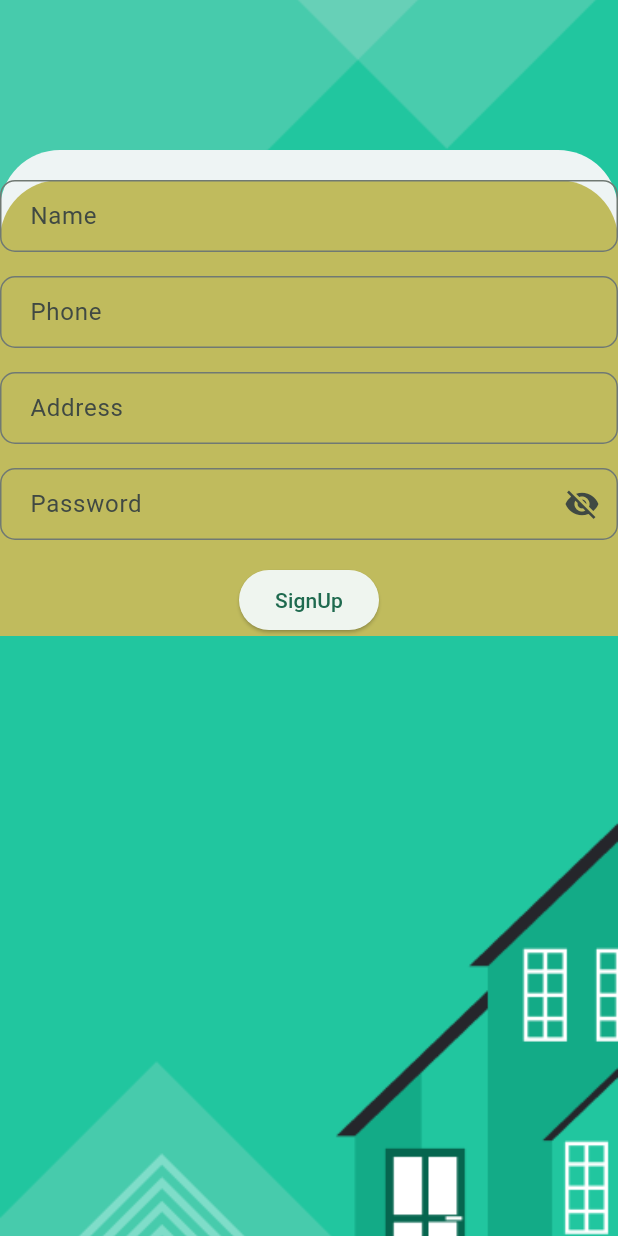
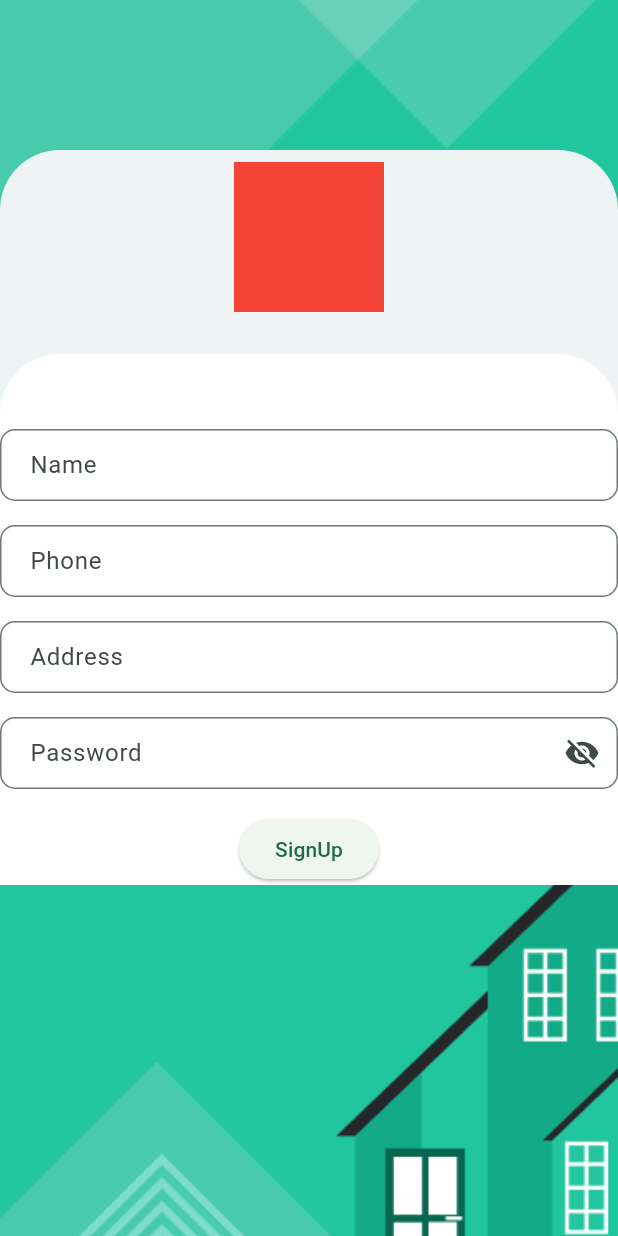
Before and after one commit to deepak-02/login, a Flutter app: the screen it shows after launch, on a phone screen of 412 x 824 dp. Run offline on Flutter 3.47's test engine with Material 2 defaults, Android fonts, the phone set to English and light mode, and no system bars.

Commit message:
signup 1

```diff
--- a/lib/authentication/signupPage.dart
+++ b/lib/authentication/signupPage.dart
@@ -42,11 +42,24 @@ class _SignUpPageState extends State<SignUpPage> {
                   ),
                 ),
 
-                child: Padding(
+                child: Column(
+                  children: [
+
+                    Padding(
+                      padding: const EdgeInsets.all(8.0),
+                      child: Container(
+                        height: 100,
+                        width: 100,
+                        color: Colors.red,
+                      ),
+                    ),
+
+                    Padding(
                       padding: const EdgeInsets.only(top: 20),
                       child: Container(
+                        // height: MediaQuery.of(context).size.height/1.5,
                         decoration: BoxDecoration(
-                      color: Color(0xffc0bb5d),
+                          color: Color(0xffffffff),
                           borderRadius: BorderRadius.only(
                             topRight: Radius.circular(40.0),
                             // bottomRight: Radius.circular(40.0),
@@ -58,7 +71,7 @@ class _SignUpPageState extends State<SignUpPage> {
                           mainAxisAlignment: MainAxisAlignment.center,
                           children: [
                             Padding(
-                          padding: const EdgeInsets.only(bottom: 16),
+                              padding: const EdgeInsets.only(bottom: 16, top: 50),
                               child: TextFormField(
                                 // controller: _usernameController,
                                 decoration: InputDecoration(
@@ -140,9 +153,13 @@ class _SignUpPageState extends State<SignUpPage> {
                               onPressed: () {},
                               child: Text('SignUp'),
                             ),
+
+
                           ],
                         ),
                       ),
+                    ),
+                  ],
                 ),
               ),
             ),
```
Lines whose indentation alone changed are shown as unchanged.
